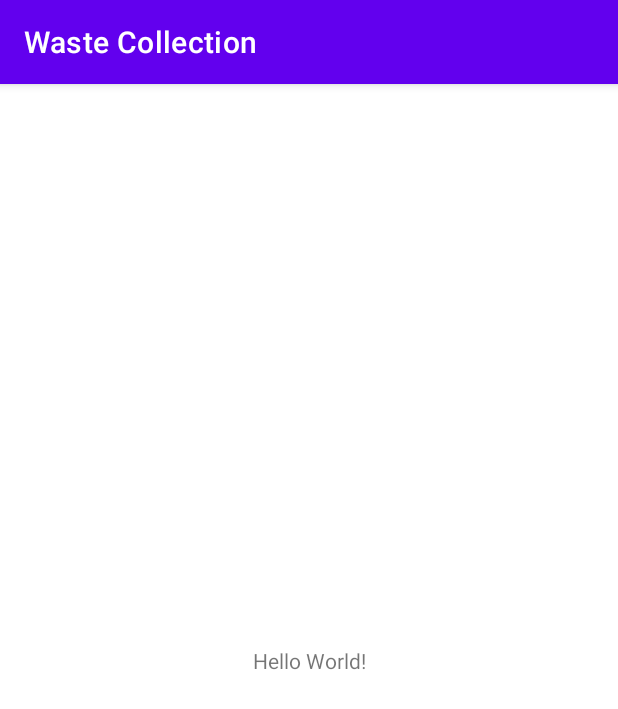
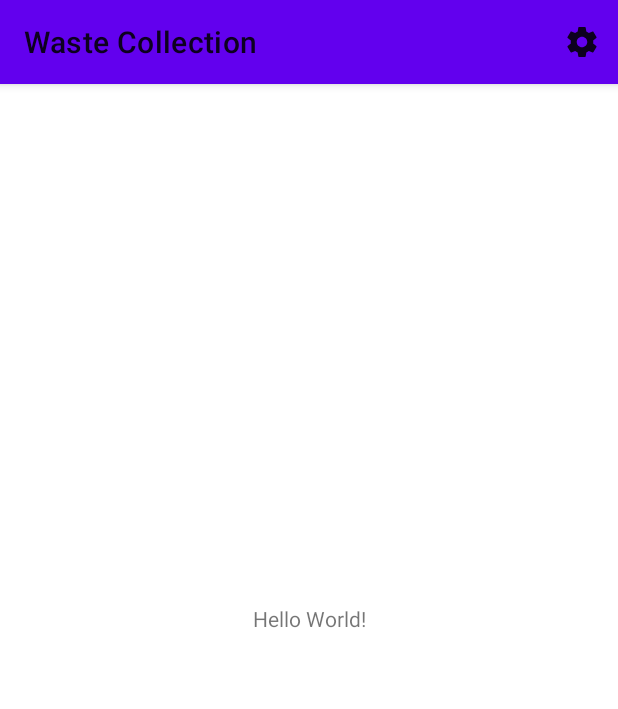
Before and after one commit to SanchithHegde/iot-waste-management, an Android app: the screen it shows after launch (MainActivity), on a phone screen of 412 x 824 dp. Shown: the top 709 px of the screen. Run offline under Robolectric (Android 15) with nearby library versions, the phone set to English and light mode, and no system bars; libraries missing offline, so code that uses them is left out: com.onesignal; 3 statements that could not run were skipped.

Commit message:
Add SettingsActivity
Signed-off-by: Sanchith Hegde <sanchith.hegde01@gmail.com>

```diff
--- a/android/app/src/main/AndroidManifest.xml
+++ b/android/app/src/main/AndroidManifest.xml
@@ -9,6 +9,7 @@
         android:roundIcon="@mipmap/ic_launcher_round"
         android:supportsRtl="true"
         android:theme="@style/Theme.WasteCollection">
+
         <activity android:name=".MainActivity">
             <intent-filter>
                 <action android:name="android.intent.action.MAIN" />
@@ -17,6 +18,10 @@
             </intent-filter>
         </activity>
 
+        <activity
+            android:name=".SettingsActivity"
+            android:label="@string/title_activity_settings" />
+
         <meta-data
             android:name="com.onesignal.NotificationServiceExtension"
             android:value="me.sanchithhegde.wastecollection.notifications.NotificationServiceExtension" />
--- a/android/app/src/main/java/me/sanchithhegde/wastecollection/MainActivity.kt
+++ b/android/app/src/main/java/me/sanchithhegde/wastecollection/MainActivity.kt
@@ -1,15 +1,19 @@
 package me.sanchithhegde.wastecollection
 
+import android.content.Intent
 import android.os.Bundle
+import android.view.Menu
+import android.view.MenuInflater
+import android.view.MenuItem
 import androidx.appcompat.app.AppCompatActivity
 import com.onesignal.OneSignal
-
-const val ONESIGNAL_APP_ID = BuildConfig.ONESIGNAL_APP_ID
+import me.sanchithhegde.wastecollection.BuildConfig.ONESIGNAL_APP_ID
 
 class MainActivity : AppCompatActivity() {
     override fun onCreate(savedInstanceState: Bundle?) {
         super.onCreate(savedInstanceState)
         setContentView(R.layout.activity_main)
+        setSupportActionBar(findViewById(R.id.toolbar))
 
         // Logging set to help debug issues, remove before releasing your app.
         OneSignal.setLogLevel(OneSignal.LOG_LEVEL.VERBOSE, OneSignal.LOG_LEVEL.NONE)
@@ -18,4 +22,22 @@ class MainActivity : AppCompatActivity() {
         OneSignal.initWithContext(this)
         OneSignal.setAppId(ONESIGNAL_APP_ID)
     }
+
+    override fun onCreateOptionsMenu(menu: Menu): Boolean {
+        val inflater: MenuInflater = menuInflater
+        inflater.inflate(R.menu.menu_main, menu)
+        return true
+    }
+
+    override fun onOptionsItemSelected(item: MenuItem) = when (item.itemId) {
+        R.id.action_settings -> {
+            startActivity(Intent(this, SettingsActivity::class.java))
+            true
+        }
+
+        else -> {
+            super.onOptionsItemSelected(item)
+        }
+    }
+
 }
--- /dev/null
+++ b/android/app/src/main/res/drawable/ic_round_settings.xml
@@ -0,0 +1,10 @@
+<vector xmlns:android="http://schemas.android.com/apk/res/android"
+    android:width="24dp"
+    android:height="24dp"
+    android:viewportWidth="24"
+    android:viewportHeight="24"
+    android:tint="?attr/colorControlNormal">
+  <path
+      android:fillColor="@android:color/white"
+      android:pathData="M19.43,12.98c0.04,-0.32 0.07,-0.64 0.07,-0.98s-0.03,-0.66 -0.07,-0.98l2.11,-1.65c0.19,-0.15 0.24,-0.42 0.12,-0.64l-2,-3.46c-0.12,-0.22 -0.39,-0.3 -0.61,-0.22l-2.49,1c-0.52,-0.4 -1.08,-0.73 -1.69,-0.98l-0.38,-2.65C14.46,2.18 14.25,2 14,2h-4c-0.25,0 -0.46,0.18 -0.49,0.42l-0.38,2.65c-0.61,0.25 -1.17,0.59 -1.69,0.98l-2.49,-1c-0.23,-0.09 -0.49,0 -0.61,0.22l-2,3.46c-0.13,0.22 -0.07,0.49 0.12,0.64l2.11,1.65c-0.04,0.32 -0.07,0.65 -0.07,0.98s0.03,0.66 0.07,0.98l-2.11,1.65c-0.19,0.15 -0.24,0.42 -0.12,0.64l2,3.46c0.12,0.22 0.39,0.3 0.61,0.22l2.49,-1c0.52,0.4 1.08,0.73 1.69,0.98l0.38,2.65c0.03,0.24 0.24,0.42 0.49,0.42h4c0.25,0 0.46,-0.18 0.49,-0.42l0.38,-2.65c0.61,-0.25 1.17,-0.59 1.69,-0.98l2.49,1c0.23,0.09 0.49,0 0.61,-0.22l2,-3.46c0.12,-0.22 0.07,-0.49 -0.12,-0.64l-2.11,-1.65zM12,15.5c-1.93,0 -3.5,-1.57 -3.5,-3.5s1.57,-3.5 3.5,-3.5 3.5,1.57 3.5,3.5 -1.57,3.5 -3.5,3.5z"/>
+</vector>
--- a/android/app/src/main/res/layout/activity_main.xml
+++ b/android/app/src/main/res/layout/activity_main.xml
@@ -5,6 +5,10 @@
     android:layout_width="match_parent"
     android:layout_height="match_parent"
     tools:context=".MainActivity">
+
+    <include
+        layout="@layout/toolbar"
+        app:layout_constraintTop_toTopOf="parent" />
 
     <TextView
         android:layout_width="wrap_content"
--- /dev/null
+++ b/android/app/src/main/res/layout/toolbar.xml
@@ -0,0 +1,9 @@
+<?xml version="1.0" encoding="utf-8"?>
+<com.google.android.material.appbar.MaterialToolbar xmlns:android="http://schemas.android.com/apk/res/android"
+    android:id="@+id/toolbar"
+    android:layout_width="match_parent"
+    android:layout_height="?attr/actionBarSize"
+    android:background="?attr/colorPrimary"
+    android:elevation="4dp"
+    android:minHeight="?attr/actionBarSize"
+    android:theme="?attr/actionBarTheme" />
--- /dev/null
+++ b/android/app/src/main/res/menu/menu_main.xml
@@ -0,0 +1,11 @@
+<?xml version="1.0" encoding="utf-8"?>
+<menu xmlns:android="http://schemas.android.com/apk/res/android"
+    xmlns:app="http://schemas.android.com/apk/res-auto">
+
+    <item
+        android:id="@+id/action_settings"
+        android:title="@string/action_settings"
+        android:icon="@drawable/ic_round_settings"
+        app:showAsAction="ifRoom" />
+
+</menu>
--- a/android/app/src/main/res/values-night/themes.xml
+++ b/android/app/src/main/res/values-night/themes.xml
@@ -1,6 +1,6 @@
 <resources xmlns:tools="http://schemas.android.com/tools">
     <!-- Base application theme. -->
-    <style name="Theme.WasteCollection" parent="Theme.MaterialComponents.DayNight.DarkActionBar">
+    <style name="Theme.WasteCollection" parent="Theme.MaterialComponents.DayNight.NoActionBar">
         <!-- Primary brand color. -->
         <item name="colorPrimary">@color/purple_200</item>
         <item name="colorPrimaryVariant">@color/purple_700</item>
--- a/android/app/src/main/res/values/themes.xml
+++ b/android/app/src/main/res/values/themes.xml
@@ -1,6 +1,6 @@
 <resources xmlns:tools="http://schemas.android.com/tools">
     <!-- Base application theme. -->
-    <style name="Theme.WasteCollection" parent="Theme.MaterialComponents.DayNight.DarkActionBar">
+    <style name="Theme.WasteCollection" parent="Theme.MaterialComponents.DayNight.NoActionBar">
         <!-- Primary brand color. -->
         <item name="colorPrimary">@color/purple_500</item>
         <item name="colorPrimaryVariant">@color/purple_700</item>
```
Also changed, not shown: android/app/build.gradle (+5 -4 lines), android/app/src/main/java/me/sanchithhegde/wastecollection/SettingsActivity.kt (added, +34 -0 lines), android/app/src/main/res/layout/activity_settings.xml (added, +14 -0 lines), android/app/src/main/res/values/strings.xml (+16 -0 lines), android/app/src/main/res/xml/root_preferences.xml (added, +13 -0 lines).
